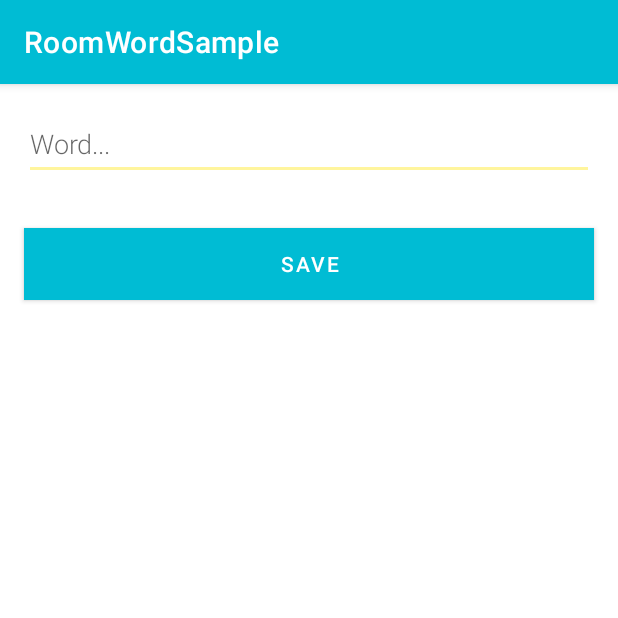
After one commit to iamdhariot/RoomWordSample, an Android app: the NewWordActivity screen opened directly, with no data from a screen before it, on a phone screen of 412 x 824 dp, the top half of it. The commit adds this screen. Run offline under Robolectric (Android 15) with nearby library versions, the phone set to English and light mode, and no system bars.

Commit message:
Added ViewMModel observer in MainActivity.kt Added NewWordActivity.kt for add new word.

```diff
--- a/app/src/main/AndroidManifest.xml
+++ b/app/src/main/AndroidManifest.xml
@@ -9,6 +9,7 @@
         android:roundIcon="@mipmap/ic_launcher_round"
         android:supportsRtl="true"
         android:theme="@style/AppTheme">
+        <activity android:name=".NewWordActivity"></activity>
         <activity android:name=".MainActivity">
             <intent-filter>
                 <action android:name="android.intent.action.MAIN" />
--- /dev/null
+++ b/app/src/main/java/iamdhariot/github/roomwordsample/NewWordActivity.kt
@@ -0,0 +1,53 @@
+/*
+ *  Copyright 2020 iamdhariot. All rights reserved.
+ *
+ *    Licensed under the Apache License, Version 2.0 (the "License");
+ *    you may not use this file except in compliance with the License.
+ *    You may obtain a copy of the License at
+ *
+ *       http://www.apache.org/licenses/LICENSE-2.0
+ *
+ *    Unless required by applicable law or agreed to in writing, software
+ *    distributed under the License is distributed on an "AS IS" BASIS,
+ *    WITHOUT WARRANTIES OR CONDITIONS OF ANY KIND, either express or implied.
+ *    See the License for the specific language governing permissions and
+ *    limitations under the License.
+ */
+
+package iamdhariot.github.roomwordsample
+
+import android.app.Activity
+import android.content.Intent
+import androidx.appcompat.app.AppCompatActivity
+import android.os.Bundle
+import android.text.TextUtils
+import android.widget.Button
+import android.widget.EditText
+
+class NewWordActivity : AppCompatActivity() {
+
+    private lateinit var editTextWord: EditText
+
+    companion object{
+        const val EXTRA_REPLY = "iamdhariot.github.roomwordsample.NewWordActivity.REPLY"
+    }
+
+    override fun onCreate(savedInstanceState: Bundle?) {
+        super.onCreate(savedInstanceState)
+        setContentView(R.layout.activity_new_word)
+        editTextWord = findViewById(R.id.edit_text_word)
+        val buttonSave = findViewById<Button>(R.id.button_save)
+        buttonSave.setOnClickListener {
+            val replyIntent = Intent()
+            if(TextUtils.isEmpty(editTextWord.text)){
+                setResult(RESULT_CANCELED, replyIntent)
+            }else{
+                val word = editTextWord.text.toString()
+                replyIntent.putExtra(EXTRA_REPLY, word)
+                setResult(RESULT_OK, replyIntent)
+            }
+            finish()
+        }
+
+    }
+}
--- a/app/src/main/java/iamdhariot/github/roomwordsample/ViewModel/WordViewModel.kt
+++ b/app/src/main/java/iamdhariot/github/roomwordsample/ViewModel/WordViewModel.kt
@@ -42,7 +42,7 @@ class WordViewModel(application: Application) : AndroidViewModel(application) {
     val allWords: LiveData<List<Word>>
     init {
 
-        val wordDao = WordRoomDatabase.getDatabase(application).wordDao()
+        val wordDao = WordRoomDatabase.getDatabase(application, viewModelScope).wordDao()
         repository = WordRepository(wordDao)
         allWords = repository.allWords
     }
--- /dev/null
+++ b/app/src/main/res/layout/activity_new_word.xml
@@ -0,0 +1,47 @@
+<?xml version="1.0" encoding="utf-8"?>
+<!--
+  ~  Copyright 2020 iamdhariot. All rights reserved.
+  ~
+  ~    Licensed under the Apache License, Version 2.0 (the "License");
+  ~    you may not use this file except in compliance with the License.
+  ~    You may obtain a copy of the License at
+  ~
+  ~       http://www.apache.org/licenses/LICENSE-2.0
+  ~
+  ~    Unless required by applicable law or agreed to in writing, software
+  ~    distributed under the License is distributed on an "AS IS" BASIS,
+  ~    WITHOUT WARRANTIES OR CONDITIONS OF ANY KIND, either express or implied.
+  ~    See the License for the specific language governing permissions and
+  ~    limitations under the License.
+  -->
+
+<LinearLayout xmlns:android="http://schemas.android.com/apk/res/android"
+    xmlns:app="http://schemas.android.com/apk/res-auto"
+    xmlns:tools="http://schemas.android.com/tools"
+    android:layout_width="match_parent"
+    android:layout_height="match_parent"
+    tools:context=".NewWordActivity"
+    android:orientation="vertical"
+    >
+    <EditText
+        android:id="@+id/edit_text_word"
+        android:layout_width="match_parent"
+        android:layout_height="wrap_content"
+        android:minHeight="@dimen/min_height"
+        android:fontFamily="sans-serif-light"
+        android:hint="@string/hint_word"
+        android:inputType="textAutoComplete"
+        android:layout_margin="@dimen/big_padding"
+        android:textSize="18sp"
+        />
+    <Button
+        android:id="@+id/button_save"
+        android:layout_width="match_parent"
+        android:layout_height="wrap_content"
+        android:background="@color/colorPrimary"
+        android:text="@string/button_save"
+        android:layout_margin="@dimen/big_padding"
+        android:textColor="@color/buttonLabel"
+        />
+
+</LinearLayout>
--- a/app/src/main/res/values/colors.xml
+++ b/app/src/main/res/values/colors.xml
@@ -3,4 +3,6 @@
     <color name="colorPrimary">#00BCD4</color>
     <color name="colorPrimaryDark">#0097A7</color>
     <color name="colorAccent">#FFF59D</color>
+
+    <color name="buttonLabel">#FFFFFF</color>
 </resources>
--- a/app/src/main/res/values/dimens.xml
+++ b/app/src/main/res/values/dimens.xml
@@ -17,4 +17,5 @@
 
 <resources>
     <dimen name="big_padding">16dp</dimen>
+    <dimen name="min_height">48dp</dimen>
 </resources>
--- a/app/src/main/res/values/strings.xml
+++ b/app/src/main/res/values/strings.xml
@@ -1,4 +1,9 @@
 <resources>
     <string name="app_name">RoomWordSample</string>
     <string name="add_word">add word</string>
+    <string name="hint_word">Word...</string>
+    <string name="button_save">Save</string>
+    <string name="empty_not_saved">Word not saved because it is empty.</string>
+
+
 </resources>
```
Also changed, not shown: app/src/main/java/iamdhariot/github/roomwordsample/MainActivity.kt (+39 -0 lines), app/src/main/java/iamdhariot/github/roomwordsample/RoomDatabase/WordRoomDatabase.kt (+31 -2 lines).
